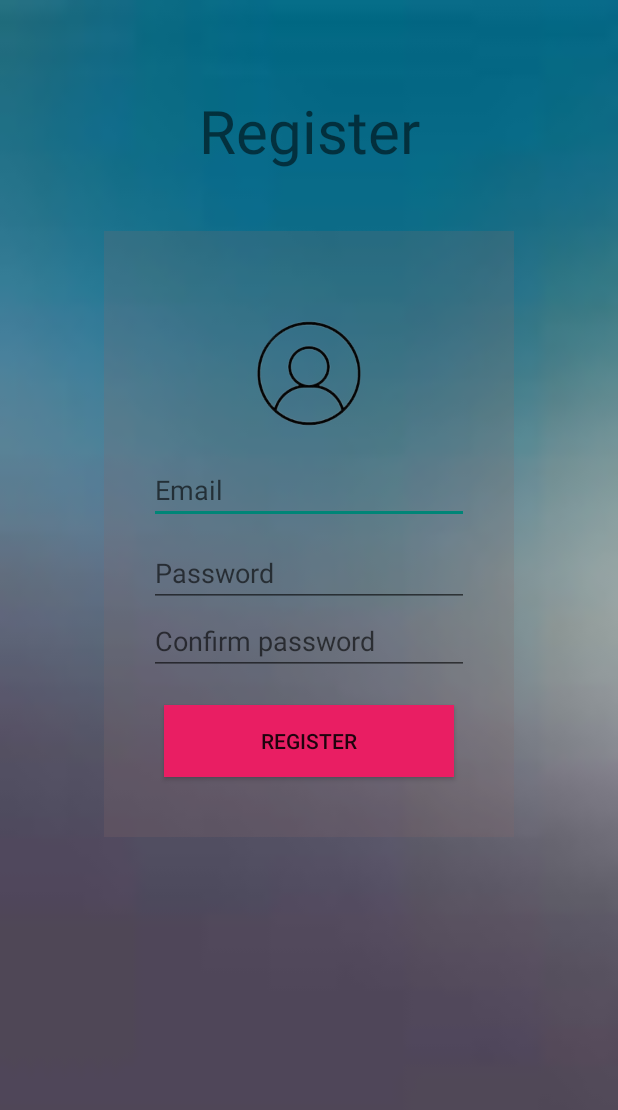
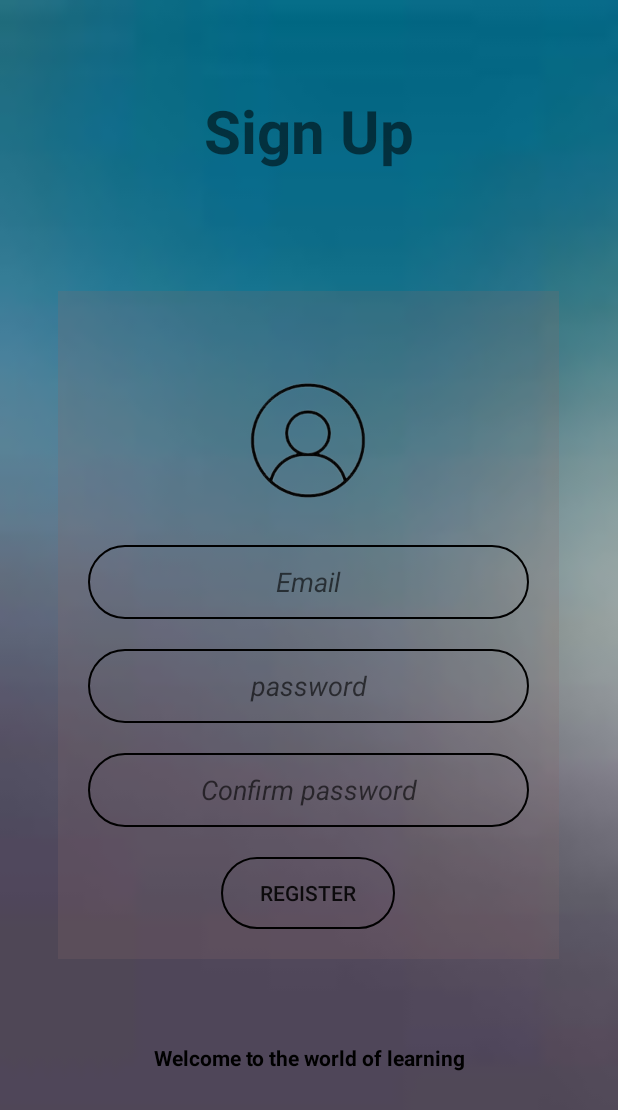
Before and after one commit to JaphethNalami/androidproject, an Android app: the register screen opened directly, with no data from a screen before it, on a phone screen of 412 x 824 dp. Shown: the top 1110 px of the screen. Run offline under Robolectric (Android 15) with nearby library versions, the phone set to English and light mode, and no system bars; our stand-ins replace Firebase (no records; nobody signed in at launch, a user with empty details on screens opened directly).

Commit message:
android app with lecturer login and ui changes to student login and registration.

```diff
--- a/app/src/main/res/layout/activity_register.xml
+++ b/app/src/main/res/layout/activity_register.xml
@@ -10,49 +10,55 @@
     android:background="@drawable/bg7">
 
     <TextView
-        android:text="Register"
+        android:text="Sign Up"
         android:layout_width="match_parent"
         android:layout_height="wrap_content"
         android:layout_gravity="center"
         android:textAlignment="center"
+        android:textStyle="bold"
         android:ems="10"
         android:layout_marginTop="60dp"
+        android:layout_marginBottom="40dp"
         android:textSize="40sp"></TextView>
 
     <LinearLayout
         android:id="@+id/container"
-        android:layout_width="wrap_content"
+        android:layout_width="334dp"
         android:layout_height="wrap_content"
-        android:orientation="vertical"
+        android:layout_gravity="center"
         android:layout_marginTop="40dp"
         android:background="#37876969"
+        android:orientation="vertical"
         android:padding="20dp"
-        android:layout_gravity="center"
-        android:visibility="visible"
+
+        tools:ignore="MissingConstraints"
         tools:layout_editor_absoluteX="89dp"
-        tools:layout_editor_absoluteY="238dp"
-        tools:ignore="MissingConstraints">
+        tools:layout_editor_absoluteY="238dp">
 
         <ImageView
             android:id="@+id/imageView3"
             android:layout_width="wrap_content"
-            android:layout_height="90dp"
+            android:layout_height="99dp"
+            android:layout_gravity="center"
             android:layout_marginTop="30dp"
-            android:layout_gravity="center"
+            android:layout_marginBottom="20dp"
             app:srcCompat="@drawable/account"
+            tools:ignore="ContentDescription"
             tools:layout_editor_absoluteX="47dp"
-            tools:layout_editor_absoluteY="214dp"
-            tools:ignore="ContentDescription" />
+            tools:layout_editor_absoluteY="214dp" />
 
         <EditText
             android:id="@+id/email"
-            android:layout_width="wrap_content"
-            android:layout_height="wrap_content"
-            android:layout_margin="10dp"
+            android:layout_width="match_parent"
+            android:layout_height="49dp"
+            android:layout_gravity="center"
+            android:background="@drawable/button"
             android:ems="10"
-            android:hint="Email"
+            android:layout_marginBottom="20dp"
+            android:hint="@string/email"
             android:inputType="textWebEmailAddress"
-            android:layout_gravity="center"
+            android:textAlignment="center"
+            android:textStyle="italic"
             tools:layout_editor_absoluteX="256dp"
             tools:layout_editor_absoluteY="241dp">
 
@@ -60,34 +66,52 @@
 
         <EditText
             android:id="@+id/pass"
-            android:layout_width="wrap_content"
-            android:layout_height="wrap_content"
+            android:layout_width="match_parent"
+            android:layout_height="49dp"
             android:layout_gravity="center"
+            android:layout_marginBottom="20dp"
+            android:background="@drawable/button"
             android:ems="10"
-            android:hint="Password"
+            android:hint="@string/password"
             android:inputType="textPassword"
+            android:textAlignment="center"
+            android:textStyle="italic"
             tools:layout_editor_absoluteX="256dp"
             tools:layout_editor_absoluteY="362dp" />
 
         <EditText
             android:id="@+id/confirm_pass"
-            android:layout_width="wrap_content"
-            android:layout_height="wrap_content"
+            android:layout_width="match_parent"
+            android:layout_height="49dp"
             android:layout_gravity="center"
+            android:background="@drawable/button"
             android:ems="10"
-            android:hint="Confirm password"
+            android:hint="@string/confirm_password"
             android:inputType="textPassword"
+            android:textAlignment="center"
+            android:textStyle="italic"
             tools:layout_editor_absoluteX="256dp"
             tools:layout_editor_absoluteY="414dp" />
 
         <Button
             android:id="@+id/btn_reg"
-            android:layout_width="match_parent"
+            android:layout_width="116dp"
             android:layout_height="wrap_content"
-            android:text="Register"
-            android:layout_margin="20dp"
+            android:layout_gravity="center"
+            android:layout_marginTop="20dp"
+            android:background="@drawable/button"
+            android:text="@string/register"
             tools:layout_editor_absoluteX="20dp"
-            tools:layout_editor_absoluteY="541dp"
-            android:background="@color/red"/>
+            tools:layout_editor_absoluteY="541dp" />
     </LinearLayout>
+    <TextView
+        android:layout_width="wrap_content"
+        android:layout_height="wrap_content"
+        android:layout_gravity="center"
+        android:text="@string/welcome_to_the_world_of_learning"
+        android:layout_marginTop="56dp"
+        android:textAlignment="center"
+        android:textColor="#000000"
+        android:textStyle="bold" />
+
 </LinearLayout>
--- a/app/src/main/res/values/strings.xml
+++ b/app/src/main/res/values/strings.xml
@@ -24,4 +24,7 @@
     <string name="my_learning">My Learning</string>
     <string name="an_office_away_from_the_office">An Office Away from the office</string>
     <string name="don_t_have_an_account_contact_admin">DON\'T HAVE AN ACCOUNT? CONTACT ADMIN</string>
+    <string name="confirm_password">Confirm password</string>
+    <string name="welcome_to_the_world_of_learning">Welcome to the world of learning</string>
+    <string name="register">Register</string>
 </resources>
```
